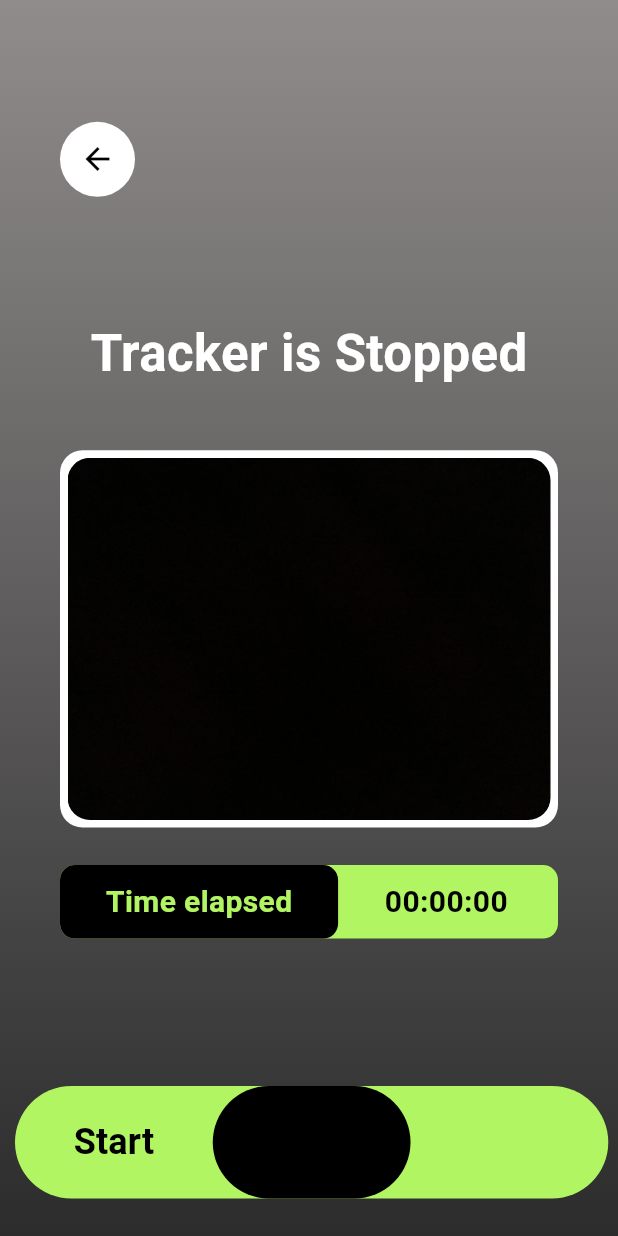
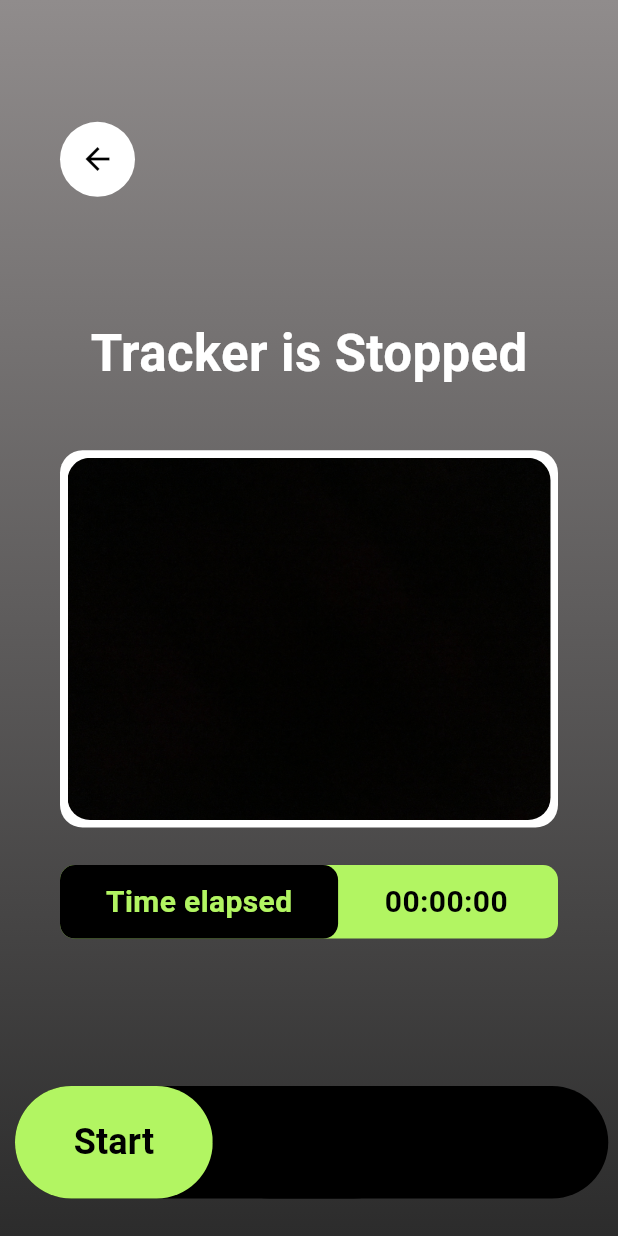
Before and after one commit to robypurnomo/coba, a Flutter app: the screen it shows after launch, after a tap on "Sign In", after a tap on the "camera" icon, on a phone screen of 412 x 824 dp. Run offline on Flutter 3.47's test engine with Material 3 defaults, Android fonts, the phone set to English and light mode, and no system bars; our stand-ins replace flick_video_player, video_player; network calls fail.

Commit message:
fix login button

```diff
--- a/lib/page/login_page.dart
+++ b/lib/page/login_page.dart
@@ -3,6 +3,7 @@ import 'package:coba/main.dart';
 // import 'package:coba/main.dart';
 import 'package:coba/variables/globals.dart';
 import 'package:coba/class/user.dart';
+import 'package:coba/variables/ui_material.dart';
 import 'package:flutter/foundation.dart';
 import 'package:flutter/material.dart';
 
@@ -55,20 +56,19 @@ class LoginState extends State<LoginPage> {
   Widget build(BuildContext context) {
     return Scaffold(
         backgroundColor: Colors.white,
-      body: Column(
+        body: Stack(
+          children: [
+            Column(
               crossAxisAlignment: CrossAxisAlignment.start,
               children: <Widget>[
                 const Padding(
                     padding: EdgeInsets.only(left: 13, top: 56),
-            child: Text(
-              'Log In.',
+                    child: Text('Log In.',
                         style: TextStyle(
                           fontSize: 100,
                           fontWeight: FontWeight.w500,
                           color: Color(0xFF1434F4),
-              )
-            )
-          ),
+                        ))),
                 const Divider(
                   thickness: 3,
                   color: Color(0xFF1434F4),
@@ -77,15 +77,12 @@ class LoginState extends State<LoginPage> {
                 ),
                 const Padding(
                     padding: EdgeInsets.only(left: 300, top: 0),
-            child: Text(
-              'Are you ready?',
+                    child: Text('Are you ready?',
                         style: TextStyle(
                           fontSize: 17,
                           fontWeight: FontWeight.w500,
                           color: Color(0xFF1434F4),
-              )
-            )
-          ),
+                        ))),
                 Padding(
                   padding: const EdgeInsets.symmetric(horizontal: 24),
                   child: Column(
@@ -164,18 +161,25 @@ class LoginState extends State<LoginPage> {
                           ),
                         ),
                       ),
-                const SizedBox(
-                  height: 200,
+                    ],
                   ),
-                ClipRRect(
+                ),
+              ],
+            ),
+            Positioned(
+                bottom: 20,
+                child: Container(
+                  margin: const EdgeInsets.only(left: 20),
+                  child: ClipRRect(
                       borderRadius: const BorderRadius.all(Radius.circular(10)),
+                      child: Center(
                         child: SizedBox(
-                    width: 329,
+                          width: MediaQuery.of(context).size.width * 0.9,
                           height: 56,
                           child: ElevatedButton(
                             onPressed: () => signin(),
                             style: ElevatedButton.styleFrom(
-                        backgroundColor: const Color(0xFFB2F562),
+                              backgroundColor: lightGreen,
                             ),
                             child: const Text(
                               'Sign In',
@@ -188,47 +192,9 @@ class LoginState extends State<LoginPage> {
                             ),
                           ),
                         ),
-                ),
-                const SizedBox(
-                  height: 15,
-                ),
-                // Row(
-                //   children: [
-                //     const Text(
-                //       'Don’t have an account?',
-                //       style: TextStyle(
-                //         color: Color.fromARGB(255, 0, 156, 133),
-                //         fontSize: 13,
-                //         fontFamily: 'Poppins',
-                //         fontWeight: FontWeight.w500,
-                //       ),
-                //     ),
-                //     const SizedBox(
-                //       width: 2.5,
-                //     ),
-                //     InkWell(
-                //       onTap: () {
-                //         widget.controller.animateToPage(1,
-                //             duration: const Duration(milliseconds: 500),
-                //             curve: Curves.ease);
-                //       },
-                //       child: const Text(
-                //         'Sign Up',
-                //         style: TextStyle(
-                //           color: Color.fromARGB(255, 0, 156, 133),
-                //           fontSize: 13,
-                //           fontFamily: 'Poppins',
-                //           fontWeight: FontWeight.w500,
-                //         ),
-                //       ),
-                //     ),
-                //   ],
-                // ),
+                      )),
+                ))
           ],
-            ),
-          ),
-        ],
-      ),
-    );
+        ));
   }
 }
--- a/lib/page/track.dart
+++ b/lib/page/track.dart
@@ -254,12 +254,14 @@ class TrackPageState extends State<TrackPage> {
   }
 
   Widget buildBottomNavigationBar(BuildContext context) {
-    return Container(
+    return AnimatedContainer(
+        duration: const Duration(milliseconds: 200),
         height: 75,
         margin: const EdgeInsets.only(left: 10.0, right: 10.0, bottom: 25.0),
-        decoration: const BoxDecoration(
-          color: lightGreen,
-          borderRadius: BorderRadius.all(
+        decoration: BoxDecoration(
+          color:
+              (isTracking || !doneTracking == true) ? Colors.black : lightGreen,
+          borderRadius: const BorderRadius.all(
             Radius.circular(50),
           ),
         ),
@@ -272,17 +274,16 @@ class TrackPageState extends State<TrackPage> {
                   height: 75,
                   width: MediaQuery.of(context).size.width * 0.32,
                   decoration: BoxDecoration(
-                    color:
-                        isTracking == true ? Colors.black : Colors.transparent,
+                    color: isTracking == true ? Colors.black : lightGreen,
                     borderRadius: const BorderRadius.all(
                       Radius.circular(40),
                     ),
                   ),
                   child: TextButton(
                     onPressed: isTracking ? null : startTracking,
-                    child: const Text(
-                      "Start",
-                      style: TextStyle(
+                    child: Text(
+                      (doneTracking == true) ? "Restart" : "Start",
+                      style: const TextStyle(
                           fontSize: 24,
                           fontWeight: FontWeight.bold,
                           color: Colors.black),
@@ -293,8 +294,7 @@ class TrackPageState extends State<TrackPage> {
                   height: 75,
                   width: MediaQuery.of(context).size.width * 0.32,
                   decoration: BoxDecoration(
-                    color:
-                        isTracking == true ? Colors.transparent : Colors.black,
+                    color: isTracking == true ? lightGreen : Colors.black,
                     borderRadius: const BorderRadius.all(
                       Radius.circular(40),
                     ),
@@ -320,13 +320,11 @@ class TrackPageState extends State<TrackPage> {
                   ),
                   child: TextButton(
                     onPressed: doneTracking ? saveTrackingData : null,
-                    child: Text("Save",
+                    child: const Text("Save",
                         style: TextStyle(
                             fontSize: 24,
                             fontWeight: FontWeight.bold,
-                            color: doneTracking == true
-                                ? Colors.black
-                                : Colors.transparent)),
+                            color: Colors.black)),
                   )),
             ],
           ),
```
Lines whose indentation alone changed are shown as unchanged.
